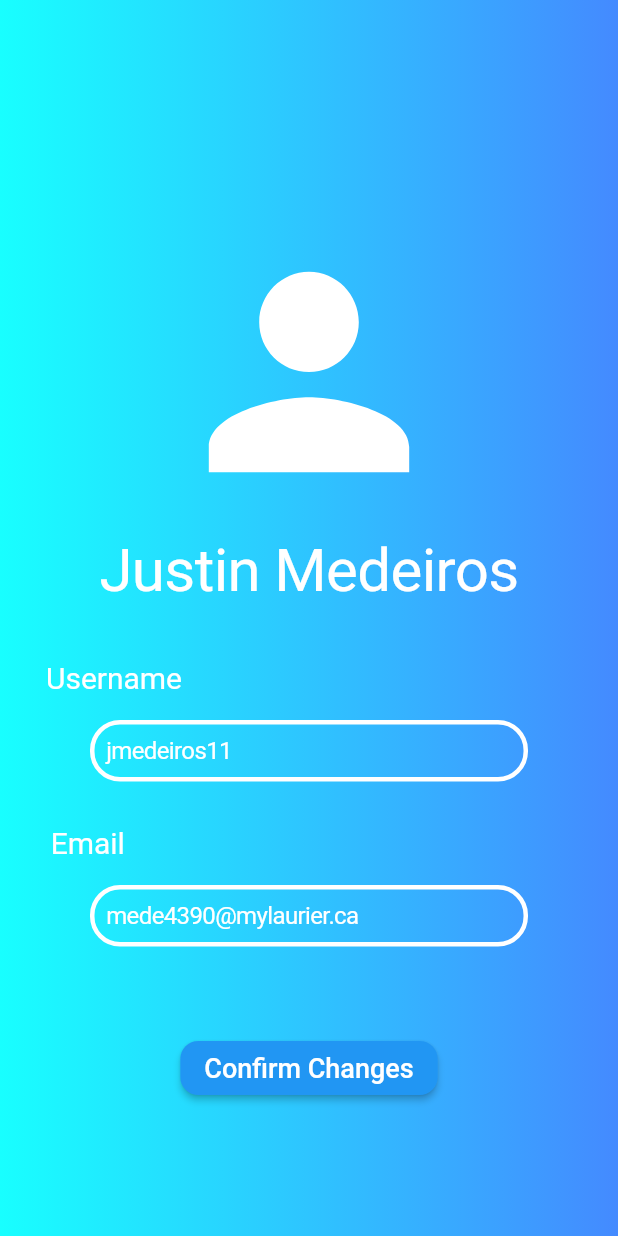
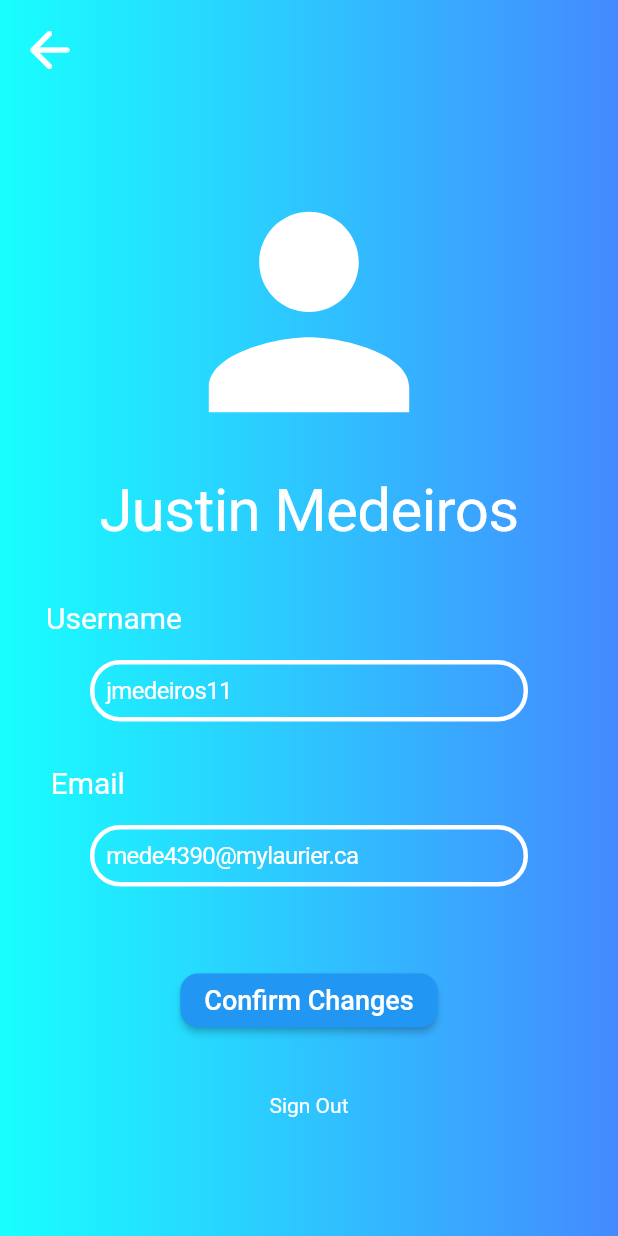
Before and after one commit to ratulsarker/LocateIT_s, a Flutter app: the ProfilePage screen opened directly, on a phone screen of 412 x 824 dp. Run offline on Flutter 3.47's test engine with Material 2 defaults, Android fonts, the phone set to English and light mode, and no system bars.

Commit message:
back button and sign out button created for profile page

```diff
--- a/lib/my_home_page.dart
+++ b/lib/my_home_page.dart
@@ -1,5 +1,5 @@
 import 'package:flutter/material.dart';
-// import 'package:locate_it/home_page/home_page.dart';
+import 'package:locate_it/ui/home_page/home_page.dart';
 import 'package:locate_it/ui/profile_page/profile_page.dart';
 import 'login_page.dart';
 import 'favourites_page.dart';
@@ -22,9 +22,9 @@ class _MyHomePageState extends State<MyHomePage> {
       TextStyle(fontSize: 30, fontWeight: FontWeight.bold);
   static const List<Widget> _widgetOptions = <Widget>[
     // All of these will change with containers
-    MaterialApp(home: ProfilePage()
-        //home: HomePage()
-        ),
+    MaterialApp(
+        //home: ProfilePage()
+        home: HomePage()),
     Text(
       'Favourites',
       style: optionStyle,
--- a/lib/ui/profile_page/body_profile.dart
+++ b/lib/ui/profile_page/body_profile.dart
@@ -1,5 +1,7 @@
 import 'package:flutter/cupertino.dart';
 import 'package:flutter/material.dart';
+import 'package:locate_it/login_page.dart';
+import 'package:locate_it/ui/home_page/home_page.dart';
 
 class Body extends StatefulWidget {
   const Body({Key? key}) : super(key: key);
@@ -16,9 +18,43 @@ class _Body extends State<Body> {
   Widget build(BuildContext context) {
     return Stack(
       children: [
+        // Sign out button
+        Container(
+            alignment: Alignment.center,
+            padding: const EdgeInsets.only(top: 650),
+            child: InkWell(
+              onTap: () {
+                Navigator.push(
+                    context,
+                    MaterialPageRoute(
+                      builder: ((context) => const LoginPage()),
+                    ));
+              },
+              child: const Text(
+                'Sign Out',
+                style: TextStyle(color: Colors.white),
+              ),
+            )),
+        // Back button
+        Container(
+            alignment: Alignment.topLeft,
+            padding: const EdgeInsets.only(top: 5, left: 5),
+            child: IconButton(
+              onPressed: () {
+                Navigator.push(
+                    context,
+                    MaterialPageRoute(
+                      builder: ((context) => const HomePage()),
+                    ));
+              },
+              icon: const Icon(Icons.arrow_back_rounded),
+              iconSize: 40,
+              color: Colors.white,
+            )),
+        // Confirm Changes
         Container(
           alignment: Alignment.center,
-          padding: const EdgeInsets.only(top: 600),
+          padding: const EdgeInsets.only(top: 510),
           child: ElevatedButton(
               style: ButtonStyle(
                   shape: MaterialStateProperty.all<RoundedRectangleBorder>(
@@ -31,29 +67,29 @@ class _Body extends State<Body> {
                 style: TextStyle(fontSize: 18, color: Colors.white),
               )),
         ),
-        SearchBar(350, name, 1), // Name field
+        SearchBar(310, name, 1), // Name field
         // Username Text
         Container(
             alignment: Alignment.topCenter,
-            padding: const EdgeInsets.only(top: 440, right: 260),
+            padding: const EdgeInsets.only(top: 400, right: 260),
             child: const Text(
               "Username",
               style: TextStyle(color: Colors.white, fontSize: 20),
             )),
-        SearchBar(480, username, 0), // Username field
+        SearchBar(440, username, 0), // Username field
         // Email Text
         Container(
             alignment: Alignment.topCenter,
-            padding: const EdgeInsets.only(top: 550, right: 295),
+            padding: const EdgeInsets.only(top: 510, right: 295),
             child: const Text(
               "Email",
               style: TextStyle(color: Colors.white, fontSize: 20),
             )),
-        SearchBar(590, email, 0), // Password field
+        SearchBar(550, email, 0), // Password field
         // Profile Icon
         Container(
           alignment: Alignment.topCenter,
-          padding: const EdgeInsets.only(top: 140),
+          padding: const EdgeInsets.only(top: 100),
           child: IconButton(
             // Button for now until can get pictures figured out
             iconSize: 200,
```
